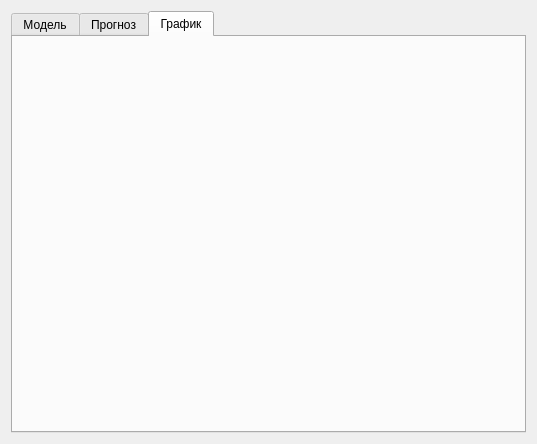
This is statapp/ui/polynom_window.ui in shizand/statapp as Qt 5 draws it before an edit. The edited form follows.
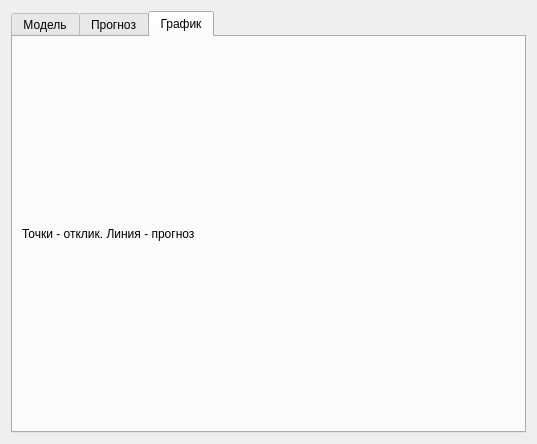
This is the edited form. The open tabs and pages were chosen to show the change.

Commit message:
fix: добавлена легенда графика (#104)
Closes #101

```diff
--- a/statapp/ui/polynom_window.ui
+++ b/statapp/ui/polynom_window.ui
@@ -124,10 +124,17 @@
       <attribute name="title">
        <string>График</string>
       </attribute>
-      <layout class="QGridLayout" name="gridLayout_5">
+      <layout class="QGridLayout" name="gridLayout_5" rowstretch="1,0">
        <item row="0" column="0">
         <layout class="QGridLayout" name="plotContainer"/>
        </item>
+       <item row="1" column="0">
+        <widget class="QLabel" name="label">
+         <property name="text">
+          <string>Точки - отклик. Линия - прогноз</string>
+         </property>
+        </widget>
+       </item>
       </layout>
      </widget>
     </widget>
```
The commit also changes 1 other file.
